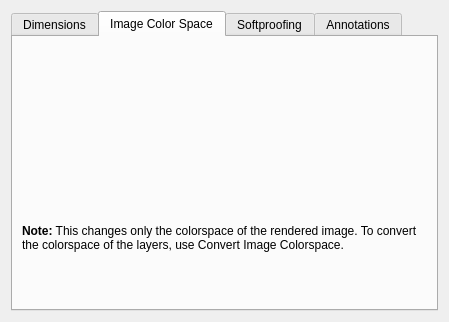
KDE/krita, file libs/ui/forms/wdgimageproperties.ui: the form before one commit.
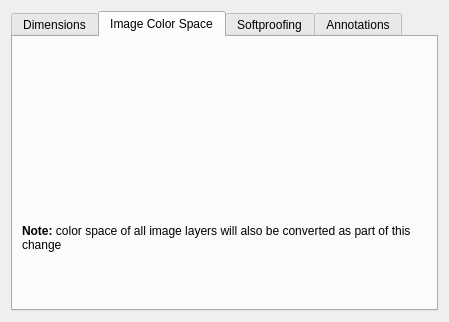
The form after the commit. The open tabs and pages were chosen to show the change. Custom widgets are drawn as their Qt base class.

Commit message:
Fix info text in Image->Properties dialog
Changing color space in this dialog now also converts the color
space of all the layers, so adjust the label correspondingly.

What changed in the file:
```diff
--- a/libs/ui/forms/wdgimageproperties.ui
+++ b/libs/ui/forms/wdgimageproperties.ui
@@ -204,7 +204,7 @@
        <item>
         <widget class="QLabel" name="label_2">
          <property name="text">
-          <string>&lt;html&gt;&lt;head/&gt;&lt;body&gt;&lt;p&gt;&lt;span style=&quot; font-weight:600;&quot;&gt;Note:&lt;/span&gt; This changes only the colorspace of the rendered image. To convert the colorspace of the layers, use Convert Image Colorspace.&lt;/p&gt;&lt;/body&gt;&lt;/html&gt;</string>
+          <string>&lt;html&gt;&lt;head/&gt;&lt;body&gt;&lt;p&gt;&lt;span style=&quot; font-weight:600;&quot;&gt;Note:&lt;/span&gt; color space of all image layers will also be converted as part of this change&lt;/p&gt;&lt;/body&gt;&lt;/html&gt;</string>
          </property>
          <property name="textFormat">
           <enum>Qt::RichText</enum>
```
